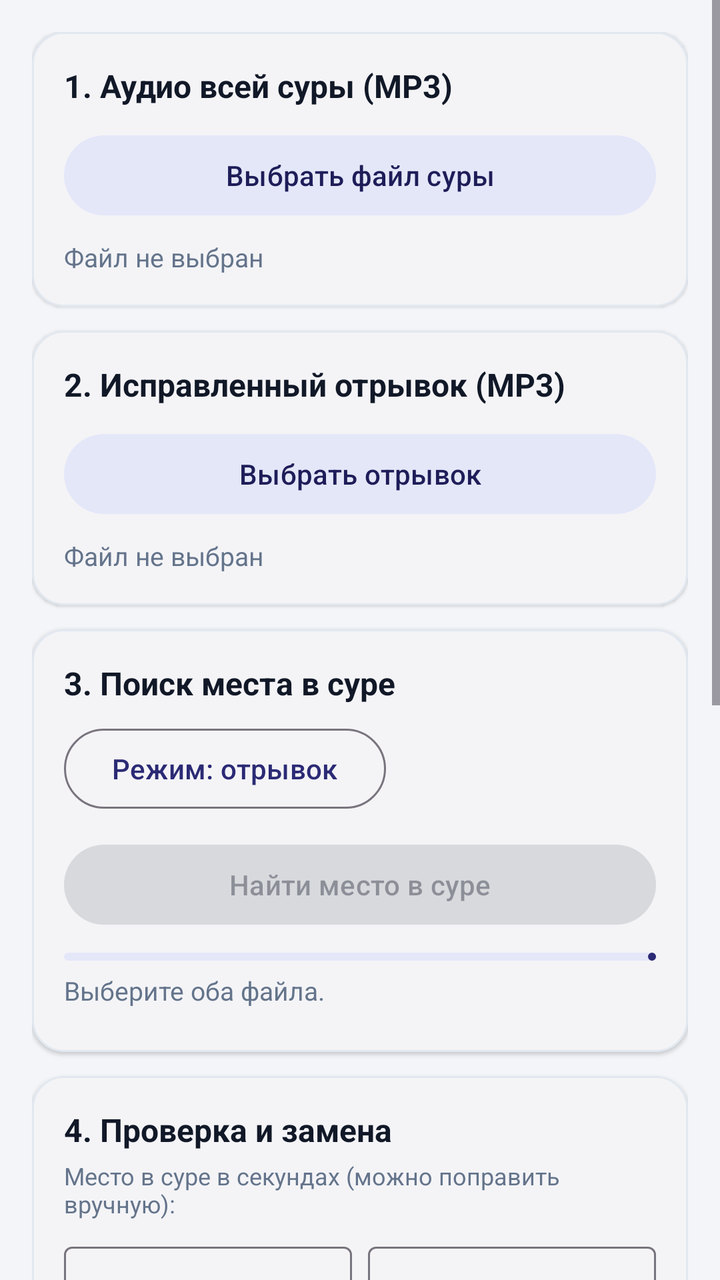
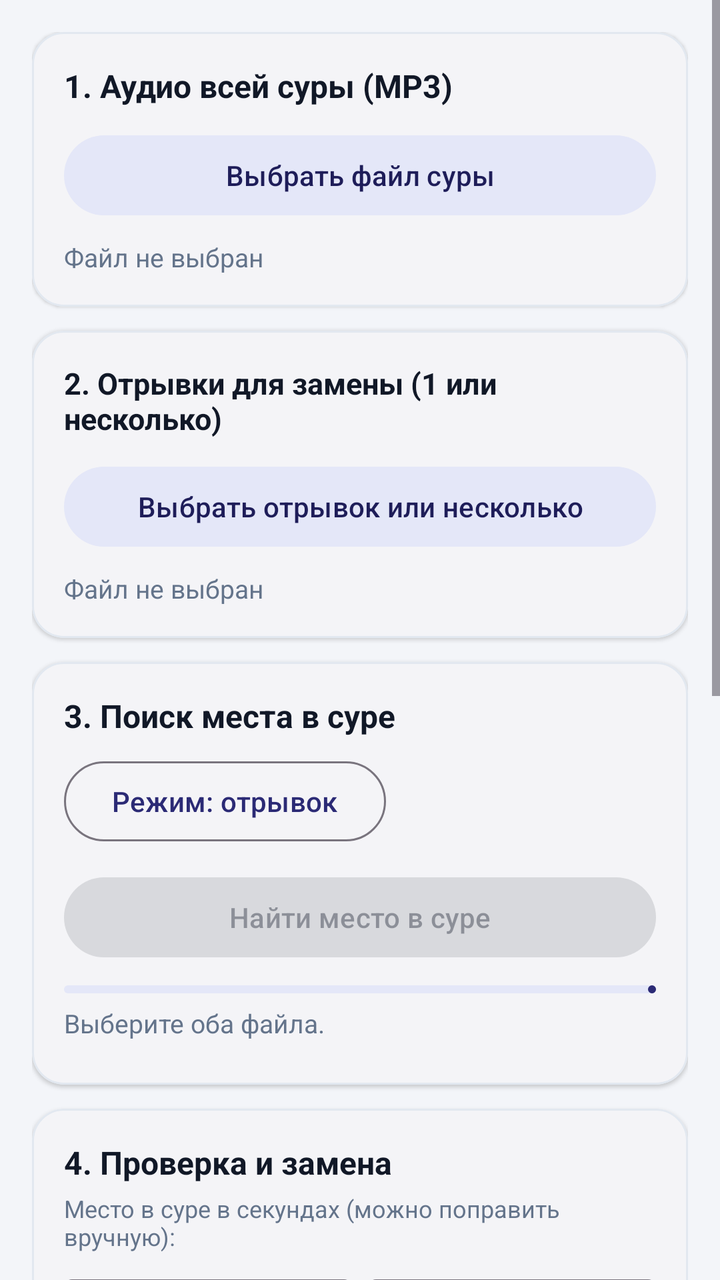

Before-and-after screenshots of an Android layout around one commit, followed by the original layout XML and the change that was made.
<!-- AndroidManifest.xml: application theme Theme.MP3Master -->
<!-- res/layout/fragment_replace.xml -->
<?xml version="1.0" encoding="utf-8"?>
<ScrollView xmlns:android="http://schemas.android.com/apk/res/android"
    xmlns:app="http://schemas.android.com/apk/res-auto"
    android:layout_width="match_parent"
    android:layout_height="match_parent"
    android:fillViewport="true">

    <LinearLayout
        android:layout_width="match_parent"
        android:layout_height="wrap_content"
        android:orientation="vertical"
        android:padding="16dp">

        
        <com.google.android.material.card.MaterialCardView
            android:layout_width="match_parent"
            android:layout_height="wrap_content"
            app:cardBackgroundColor="@color/card_bg"
            app:cardCornerRadius="16dp"
            app:cardElevation="1dp"
            app:strokeColor="@color/divider"
            app:strokeWidth="1dp">

            <LinearLayout
                android:layout_width="match_parent"
                android:layout_height="wrap_content"
                android:orientation="vertical"
                android:padding="16dp">

                <TextView
                    android:layout_width="wrap_content"
                    android:layout_height="wrap_content"
                    android:text="1. Аудио всей суры (MP3)"
                    android:textColor="@color/text_primary"
                    android:textSize="16sp"
                    android:textStyle="bold" />

                <com.google.android.material.button.MaterialButton
                    android:id="@+id/btnPickSurah"
                    style="@style/Widget.Material3.Button.TonalButton"
                    android:layout_width="match_parent"
                    android:layout_height="wrap_content"
                    android:layout_marginTop="10dp"
                    android:text="Выбрать файл суры" />

                <TextView
                    android:id="@+id/tvSurahInfo"
                    android:layout_width="match_parent"
                    android:layout_height="wrap_content"
                    android:layout_marginTop="8dp"
                    android:text="Файл не выбран"
                    android:textColor="@color/text_secondary"
                    android:textSize="13sp" />
            </LinearLayout>
        </com.google.android.material.card.MaterialCardView>

        
        <com.google.android.material.card.MaterialCardView
            android:layout_width="match_parent"
            android:layout_height="wrap_content"
            android:layout_marginTop="12dp"
            app:cardBackgroundColor="@color/card_bg"
            app:cardCornerRadius="16dp"
            app:cardElevation="1dp"
            app:strokeColor="@color/divider"
            app:strokeWidth="1dp">

            <LinearLayout
                android:layout_width="match_parent"
                android:layout_height="wrap_content"
                android:orientation="vertical"
                android:padding="16dp">

                <TextView
                    android:layout_width="wrap_content"
                    android:layout_height="wrap_content"
                    android:text="2. Исправленный отрывок (MP3)"
                    android:textColor="@color/text_primary"
                    android:textSize="16sp"
                    android:textStyle="bold" />

                <com.google.android.material.button.MaterialButton
                    android:id="@+id/btnPickFragment"
                    style="@style/Widget.Material3.Button.TonalButton"
                    android:layout_width="match_parent"
                    android:layout_height="wrap_content"
                    android:layout_marginTop="10dp"
                    android:text="Выбрать отрывок" />

                <TextView
                    android:id="@+id/tvFragmentInfo"
                    android:layout_width="match_parent"
                    android:layout_height="wrap_content"
                    android:layout_marginTop="8dp"
                    android:text="Файл не выбран"
                    android:textColor="@color/text_secondary"
                    android:textSize="13sp" />
            </LinearLayout>
        </com.google.android.material.card.MaterialCardView>

        
        <com.google.android.material.card.MaterialCardView
            android:layout_width="match_parent"
            android:layout_height="wrap_content"
            android:layout_marginTop="12dp"
            app:cardBackgroundColor="@color/card_bg"
            app:cardCornerRadius="16dp"
            app:cardElevation="1dp"
            app:strokeColor="@color/divider"
            app:strokeWidth="1dp">

            <LinearLayout
                android:layout_width="match_parent"
                android:layout_height="wrap_content"
                android:orientation="vertical"
                android:padding="16dp">

                <TextView
                    android:layout_width="wrap_content"
                    android:layout_height="wrap_content"
                    android:text="3. Поиск места в суре"
                    android:textColor="@color/text_primary"
                    android:textSize="16sp"
                    android:textStyle="bold" />

                <com.google.android.material.button.MaterialButton
                    android:id="@+id/btnWordMode"
                    style="@style/Widget.Material3.Button.OutlinedButton"
                    android:layout_width="wrap_content"
                    android:layout_height="wrap_content"
                    android:layout_marginTop="8dp"
                    android:text="Режим: отрывок" />

                <LinearLayout
                    android:id="@+id/layoutWordModeBox"
                    android:layout_width="match_parent"
                    android:layout_height="wrap_content"
                    android:layout_marginTop="6dp"
                    android:orientation="vertical"
                    android:visibility="gone">

                    <TextView
                        android:layout_width="match_parent"
                        android:layout_height="wrap_content"
                        android:text="Для одного слова укажите примерное время — поиск будет точнее."
                        android:textColor="@color/text_secondary"
                        android:textSize="12sp" />

                    <LinearLayout
                        android:layout_width="match_parent"
                        android:layout_height="wrap_content"
                        android:layout_marginTop="6dp"
                        android:orientation="horizontal">

                        <com.google.android.material.textfield.TextInputLayout
                            style="@style/Widget.Material3.TextInputLayout.OutlinedBox"
                            android:layout_width="0dp"
                            android:layout_height="wrap_content"
                            android:layout_marginEnd="8dp"
                            android:layout_weight="1.2"
                            android:hint="Время (напр. 3:25)">

                            <com.google.android.material.textfield.TextInputEditText
                                android:id="@+id/etWordTime"
                                android:layout_width="match_parent"
                                android:layout_height="wrap_content"
                                android:inputType="text"
                                android:singleLine="true" />
                        </com.google.android.material.textfield.TextInputLayout>

                        <com.google.android.material.textfield.TextInputLayout
                            style="@style/Widget.Material3.TextInputLayout.OutlinedBox"
                            android:layout_width="0dp"
                            android:layout_height="wrap_content"
                            android:layout_weight="0.8"
                            android:hint="± сек">

                            <com.google.android.material.textfield.TextInputEditText
                                android:id="@+id/etWordWindow"
                                android:layout_width="match_parent"
                                android:layout_height="wrap_content"
                                android:inputType="number"
                                android:singleLine="true"
                                android:text="15" />
                        </com.google.android.material.textfield.TextInputLayout>
                    </LinearLayout>
                </LinearLayout>

                <com.google.android.material.button.MaterialButton
                    android:id="@+id/btnFindPlace"
                    android:layout_width="match_parent"
                    android:layout_height="wrap_content"
                    android:layout_marginTop="10dp"
                    android:enabled="false"
                    android:text="Найти место в суре" />

                <com.google.android.material.progressindicator.LinearProgressIndicator
                    android:id="@+id/progressReplace"
                    android:layout_width="match_parent"
                    android:layout_height="wrap_content"
                    android:layout_marginTop="10dp"
                    android:max="100" />

                <TextView
                    android:id="@+id/tvReplaceStatus"
                    android:layout_width="match_parent"
                    android:layout_height="wrap_content"
                    android:layout_marginTop="6dp"
                    android:text="Выберите оба файла."
                    android:textColor="@color/text_secondary"
                    android:textSize="13sp" />

                <com.google.android.material.button.MaterialButton
                    android:id="@+id/btnCancelReplace"
                    style="@style/Widget.Material3.Button.OutlinedButton"
                    android:layout_width="wrap_content"
                    android:layout_height="wrap_content"
                    android:layout_gravity="center_horizontal"
                    android:layout_marginTop="6dp"
                    android:text="Отменить обработку"
                    android:textColor="@color/danger"
                    android:visibility="gone" />

                <LinearLayout
                    android:id="@+id/layoutCandidates"
                    android:layout_width="match_parent"
                    android:layout_height="wrap_content"
                    android:layout_marginTop="6dp"
                    android:orientation="vertical" />
            </LinearLayout>
        </com.google.android.material.card.MaterialCardView>

        
        <com.google.android.material.card.MaterialCardView
            android:layout_width="match_parent"
            android:layout_height="wrap_content"
            android:layout_marginTop="12dp"
            app:cardBackgroundColor="@color/card_bg"
            app:cardCornerRadius="16dp"
            app:cardElevation="1dp"
            app:strokeColor="@color/divider"
            app:strokeWidth="1dp">

            <LinearLayout
                android:layout_width="match_parent"
                android:layout_height="wrap_content"
                android:orientation="vertical"
                android:padding="16dp">

                <TextView
                    android:layout_width="wrap_content"
                    android:layout_height="wrap_content"
                    android:text="4. Проверка и замена"
                    android:textColor="@color/text_primary"
                    android:textSize="16sp"
                    android:textStyle="bold" />

                <TextView
                    android:layout_width="match_parent"
                    android:layout_height="wrap_content"
                    android:layout_marginTop="4dp"
                    android:text="Место в суре в секундах (можно поправить вручную):"
                    android:textColor="@color/text_secondary"
                    android:textSize="12sp" />

                <LinearLayout
                    android:layout_width="match_parent"
                    android:layout_height="wrap_content"
                    android:layout_marginTop="8dp"
                    android:orientation="horizontal">

                    <com.google.android.material.textfield.TextInputLayout
                        style="@style/Widget.Material3.TextInputLayout.OutlinedBox"
                        android:layout_width="0dp"
                        android:layout_height="wrap_content"
                        android:layout_marginEnd="8dp"
                        android:layout_weight="1"
                        android:hint="С (сек)">

                        <com.google.android.material.textfield.TextInputEditText
                            android:id="@+id/etReplaceStart"
                            android:layout_width="match_parent"
                            android:layout_height="wrap_content"
                            android:inputType="numberDecimal"
                            android:singleLine="true" />
                    </com.google.android.material.textfield.TextInputLayout>

                    <com.google.android.material.textfield.TextInputLayout
                        style="@style/Widget.Material3.TextInputLayout.OutlinedBox"
                        android:layout_width="0dp"
                        android:layout_height="wrap_content"
                        android:layout_weight="1"
                        android:hint="По (сек)">

                        <com.google.android.material.textfield.TextInputEditText
                            android:id="@+id/etReplaceEnd"
                            android:layout_width="match_parent"
                            android:layout_height="wrap_content"
                            android:inputType="numberDecimal"
                            android:singleLine="true" />
                    </com.google.android.material.textfield.TextInputLayout>
                </LinearLayout>

                <com.google.android.material.materialswitch.MaterialSwitch
                    android:id="@+id/switchShowReplaceWave"
                    android:layout_width="match_parent"
                    android:layout_height="wrap_content"
                    android:layout_marginTop="10dp"
                    android:checked="false"
                    android:text="Подгонка границ по звуковой волне" />

                <LinearLayout
                    android:id="@+id/layoutReplaceWave"
                    android:layout_width="match_parent"
                    android:layout_height="wrap_content"
                    android:layout_marginTop="6dp"
                    android:orientation="vertical"
                    android:visibility="gone">

                    <LinearLayout
                        android:layout_width="match_parent"
                        android:layout_height="wrap_content"
                        android:gravity="center_vertical"
                        android:orientation="horizontal">

                        <TextView
                            android:id="@+id/tvRepZoomLabel"
                            android:layout_width="0dp"
                            android:layout_height="wrap_content"
                            android:layout_weight="1"
                            android:text="Масштаб: весь трек"
                            android:textColor="@color/text_secondary"
                            android:textSize="12sp" />

                        <TextView
                            android:id="@+id/tvRepWaveCursor"
                            android:layout_width="wrap_content"
                            android:layout_height="wrap_content"
                            android:text="00:00.0"
                            android:textColor="@color/primary"
                            android:textSize="13sp"
                            android:textStyle="bold" />
                    </LinearLayout>

                    <HorizontalScrollView
                        android:layout_width="match_parent"
                        android:layout_height="wrap_content"
                        android:layout_marginTop="4dp"
                        android:scrollbars="none">

                        <com.google.android.material.chip.ChipGroup
                            android:id="@+id/chipGroupRepZoom"
                            android:layout_width="wrap_content"
                            android:layout_height="wrap_content"
                            app:singleLine="true"
                            app:singleSelection="true">

                            <com.google.android.material.chip.Chip
                                android:id="@+id/chipRepZoomFit"
                                style="@style/Widget.Material3.Chip.Filter"
                                android:layout_width="wrap_content"
                                android:layout_height="wrap_content"
                                android:checked="true"
                                android:text="Весь" />

                            <com.google.android.material.chip.Chip
                                android:id="@+id/chipRepZoom10s"
                                style="@style/Widget.Material3.Chip.Filter"
                                android:layout_width="wrap_content"
                                android:layout_height="wrap_content"
                                android:text="10с/см" />

                            <com.google.android.material.chip.Chip
                                android:id="@+id/chipRepZoom5s"
                                style="@style/Widget.Material3.Chip.Filter"
                                android:layout_width="wrap_content"
                                android:layout_height="wrap_content"
                                android:text="5с/см" />

                            <com.google.android.material.chip.Chip
                                android:id="@+id/chipRepZoom2s"
                                style="@style/Widget.Material3.Chip.Filter"
                                android:layout_width="wrap_content"
                                android:layout_height="wrap_content"
                                android:text="2с/см" />

                            <com.google.android.material.chip.Chip
                                android:id="@+id/chipRepZoom1s"
                                style="@style/Widget.Material3.Chip.Filter"
                                android:layout_width="wrap_content"
                                android:layout_height="wrap_content"
                                android:text="1с/см" />
                        </com.google.android.material.chip.ChipGroup>
                    </HorizontalScrollView>

                    <com.mp3master.app.AudioTimelineView
                        android:id="@+id/replaceTimeline"
                        android:layout_width="match_parent"
                        android:layout_height="128dp"
                        android:layout_marginTop="6dp" />

                    <LinearLayout
                        android:layout_width="match_parent"
                        android:layout_height="wrap_content"
                        android:layout_marginTop="4dp"
                        android:orientation="horizontal">

                        <com.google.android.material.button.MaterialButton
                            android:id="@+id/btnRepSetStartHere"
                            style="@style/Widget.Material3.Button.TextButton"
                            android:layout_width="0dp"
                            android:layout_height="36dp"
                            android:layout_weight="1"
                            android:insetTop="0dp"
                            android:insetBottom="0dp"
                            android:text="Начало здесь"
                            android:textSize="12sp" />

                        <com.google.android.material.button.MaterialButton
                            android:id="@+id/btnRepSetEndHere"
                            style="@style/Widget.Material3.Button.TextButton"
                            android:layout_width="0dp"
                            android:layout_height="36dp"
                            android:layout_weight="1"
                            android:insetTop="0dp"
                            android:insetBottom="0dp"
                            android:text="Конец здесь"
                            android:textSize="12sp" />
                    </LinearLayout>
                </LinearLayout>

                <LinearLayout
                    android:layout_width="match_parent"
                    android:layout_height="wrap_content"
                    android:layout_marginTop="10dp"
                    android:orientation="horizontal">

                    <com.google.android.material.button.MaterialButton
                        android:id="@+id/btnPlayOriginal"
                        style="@style/Widget.Material3.Button.OutlinedButton"
                        android:layout_width="0dp"
                        android:layout_height="wrap_content"
                        android:layout_marginEnd="6dp"
                        android:layout_weight="1"
                        android:paddingHorizontal="6dp"
                        android:text="Оригинал"
                        android:textSize="12sp" />

                    <com.google.android.material.button.MaterialButton
                        android:id="@+id/btnPlayReplaced"
                        style="@style/Widget.Material3.Button.OutlinedButton"
                        android:layout_width="0dp"
                        android:layout_height="wrap_content"
                        android:layout_marginEnd="6dp"
                        android:layout_weight="1"
                        android:paddingHorizontal="6dp"
                        android:text="С заменой"
                        android:textSize="12sp" />

                    <com.google.android.material.button.MaterialButton
                        android:id="@+id/btnStopReplaceAudio"
                        style="@style/Widget.Material3.Button.TextButton"
                        android:layout_width="wrap_content"
                        android:layout_height="wrap_content"
                        android:minWidth="0dp"
                        android:paddingHorizontal="10dp"
                        android:text="Стоп"
                        android:textSize="12sp" />
                </LinearLayout>

                <LinearLayout
                    android:layout_width="match_parent"
                    android:layout_height="wrap_content"
                    android:layout_marginTop="6dp"
                    android:orientation="horizontal">

                    <com.google.android.material.button.MaterialButton
                        android:id="@+id/btnApplyReplace"
                        android:layout_width="0dp"
                        android:layout_height="wrap_content"
                        android:layout_marginEnd="8dp"
                        android:layout_weight="1"
                        android:text="Заменить" />

                    <com.google.android.material.button.MaterialButton
                        android:id="@+id/btnUndoReplace"
                        style="@style/Widget.Material3.Button.OutlinedButton"
                        android:layout_width="0dp"
                        android:layout_height="wrap_content"
                        android:layout_weight="1"
                        android:enabled="false"
                        android:text="Отменить" />
                </LinearLayout>
            </LinearLayout>
        </com.google.android.material.card.MaterialCardView>

        
        <com.google.android.material.card.MaterialCardView
            android:layout_width="match_parent"
            android:layout_height="wrap_content"
            android:layout_marginTop="12dp"
            app:cardBackgroundColor="@color/card_bg"
            app:cardCornerRadius="16dp"
            app:cardElevation="1dp"
            app:strokeColor="@color/divider"
            app:strokeWidth="1dp">

            <LinearLayout
                android:layout_width="match_parent"
                android:layout_height="wrap_content"
                android:orientation="vertical"
                android:padding="16dp">

                <TextView
                    android:layout_width="wrap_content"
                    android:layout_height="wrap_content"
                    android:text="5. Сохранить результат"
                    android:textColor="@color/text_primary"
                    android:textSize="16sp"
                    android:textStyle="bold" />

                <com.mp3master.app.DrumPickerView
                    android:id="@+id/drumReplaceBitrate"
                    android:layout_width="match_parent"
                    android:layout_height="124dp"
                    android:layout_marginTop="8dp" />

                <TextView
                    android:id="@+id/tvReplaceSizeHint"
                    android:layout_width="match_parent"
                    android:layout_height="wrap_content"
                    android:layout_marginTop="4dp"
                    android:textColor="@color/text_secondary"
                    android:textSize="12sp" />

                <com.google.android.material.button.MaterialButton
                    android:id="@+id/btnSaveReplace"
                    android:layout_width="match_parent"
                    android:layout_height="52dp"
                    android:layout_marginTop="10dp"
                    android:enabled="false"
                    android:text="Сохранить MP3"
                    android:textSize="15sp" />
            </LinearLayout>
        </com.google.android.material.card.MaterialCardView>

        
        <com.google.android.material.card.MaterialCardView
            android:id="@+id/cardReplaceResult"
            android:layout_width="match_parent"
            android:layout_height="wrap_content"
            android:layout_marginTop="12dp"
            android:visibility="gone"
            app:cardBackgroundColor="@color/card_bg"
            app:cardCornerRadius="16dp"
            app:strokeColor="@color/success"
            app:strokeWidth="1dp">

            <LinearLayout
                android:layout_width="match_parent"
                android:layout_height="wrap_content"
                android:orientation="vertical"
                android:padding="16dp">

                <TextView
                    android:id="@+id/tvReplaceResultInfo"
                    android:layout_width="match_parent"
                    android:layout_height="wrap_content"
                    android:textColor="@color/text_primary"
                    android:textSize="14sp" />

                <LinearLayout
                    android:layout_width="match_parent"
                    android:layout_height="wrap_content"
                    android:layout_marginTop="10dp"
                    android:orientation="horizontal">

                    <com.google.android.material.button.MaterialButton
                        android:id="@+id/btnReplaceOpen"
                        style="@style/Widget.Material3.Button.TonalButton"
                        android:layout_width="0dp"
                        android:layout_height="wrap_content"
                        android:layout_marginEnd="6dp"
                        android:layout_weight="1"
                        android:text="Слушать" />

                    <com.google.android.material.button.MaterialButton
                        android:id="@+id/btnReplaceShare"
                        style="@style/Widget.Material3.Button.OutlinedButton"
                        android:layout_width="0dp"
                        android:layout_height="wrap_content"
                        android:layout_marginStart="6dp"
                        android:layout_weight="1"
                        android:text="Поделиться" />
                </LinearLayout>
            </LinearLayout>
        </com.google.android.material.card.MaterialCardView>

    </LinearLayout>
</ScrollView>
<!-- resources referenced by this layout -->
<resources>
  <color name="card_bg">#FFFFFF</color>
  <color name="danger">#DC2626</color>
  <color name="divider">#E2E8F0</color>
  <color name="primary">#2B2A75</color>
  <color name="success">#16A34A</color>
  <color name="text_primary">#111827</color>
  <color name="text_secondary">#64748B</color>
  <style name="Theme.MP3Master" parent="Theme.Material3.DayNight.NoActionBar">
          <item name="colorPrimary">@color/primary</item>
          <item name="colorOnPrimary">@color/on_primary</item>
          <item name="colorPrimaryContainer">@color/primary_container</item>
          <item name="colorOnPrimaryContainer">@color/on_primary_container</item>
          <item name="colorSecondary">@color/primary</item>
          <item name="colorSecondaryContainer">@color/primary_container</item>
          <item name="colorOnSecondaryContainer">@color/on_primary_container</item>
          <item name="colorSurface">@color/card_bg</item>
          <item name="colorSurfaceVariant">@color/pill_bg</item>
          <item name="colorOnSurface">@color/text_primary</item>
          <item name="colorOnSurfaceVariant">@color/text_secondary</item>
          <item name="android:colorBackground">@color/surface_bg</item>
          <item name="android:statusBarColor">@color/surface_bg</item>
          <item name="android:navigationBarColor">@color/card_bg</item>
          <item name="android:windowLightStatusBar">true</item>
      </style>
  <color name="on_primary">#FFFFFF</color>
  <color name="primary_container">#E4E7F8</color>
  <color name="on_primary_container">#1E1D59</color>
  <color name="pill_bg">#EEF1F8</color>
  <color name="surface_bg">#F3F5F9</color>
</resources>

<!-- the commit's change to res/layout/fragment_replace.xml (unified diff, before → after) -->
@@ -71,13 +71,35 @@
                 android:orientation="vertical"
                 android:padding="16dp">
 
-                <TextView
-                    android:layout_width="wrap_content"
-                    android:layout_height="wrap_content"
-                    android:text="2. Исправленный отрывок (MP3)"
-                    android:textColor="@color/text_primary"
-                    android:textSize="16sp"
-                    android:textStyle="bold" />
+                <LinearLayout
+                    android:layout_width="match_parent"
+                    android:layout_height="wrap_content"
+                    android:gravity="center_vertical"
+                    android:orientation="horizontal">
+
+                    <TextView
+                        android:layout_width="0dp"
+                        android:layout_height="wrap_content"
+                        android:layout_weight="1"
+                        android:text="2. Отрывки для замены (1 или несколько)"
+                        android:textColor="@color/text_primary"
+                        android:textSize="15sp"
+                        android:textStyle="bold" />
+
+                    <com.google.android.material.button.MaterialButton
+                        android:id="@+id/btnClearFragments"
+                        style="@style/Widget.Material3.Button.TextButton"
+                        android:layout_width="wrap_content"
+                        android:layout_height="34dp"
+                        android:insetTop="0dp"
+                        android:insetBottom="0dp"
+                        android:minWidth="0dp"
+                        android:paddingHorizontal="8dp"
+                        android:text="Очистить"
+                        android:textColor="@color/danger"
+                        android:textSize="12sp"
+                        android:visibility="gone" />
+                </LinearLayout>
 
                 <com.google.android.material.button.MaterialButton
                     android:id="@+id/btnPickFragment"
@@ -85,7 +107,7 @@
                     android:layout_width="match_parent"
                     android:layout_height="wrap_content"
                     android:layout_marginTop="10dp"
-                    android:text="Выбрать отрывок" />
+                    android:text="Выбрать отрывок или несколько" />
 
                 <TextView
                     android:id="@+id/tvFragmentInfo"
